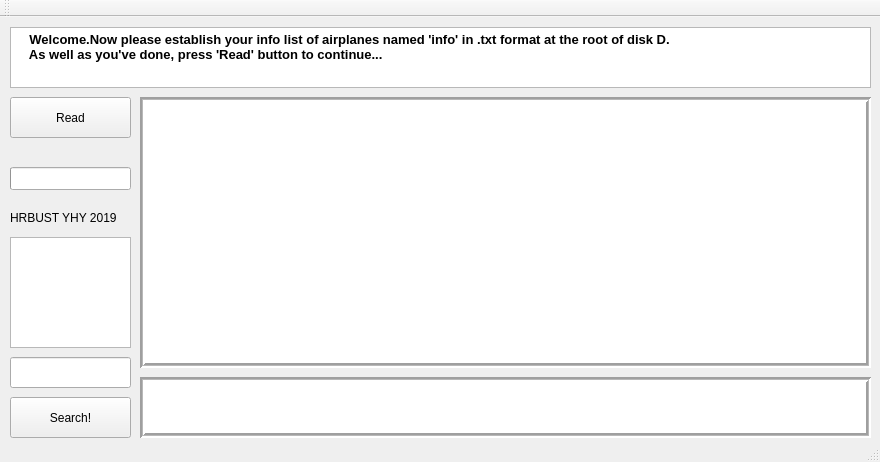
Old version of the form mainwindow.ui in the repository Fijiisland/Simplified-Airline-Tool.
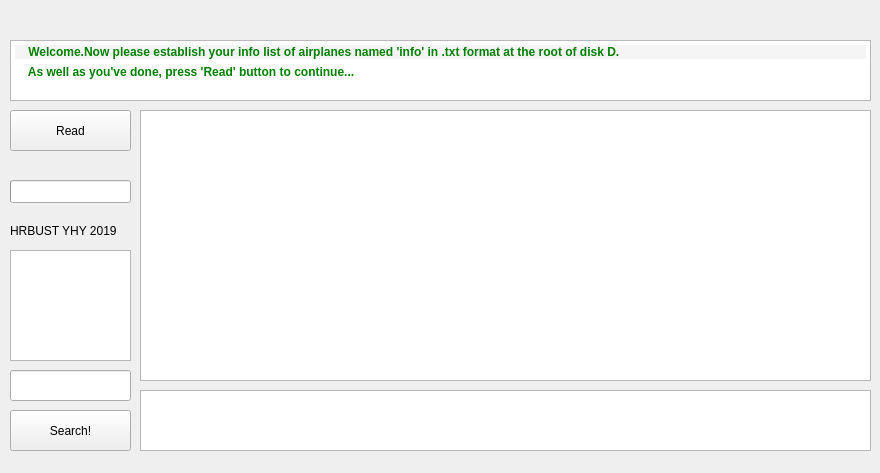
New version of the form. Icons and pictures are not drawn.

Commit message:
Optimized some UI details
...

The edit to the form file:
```diff
--- a/mainwindow.ui
+++ b/mainwindow.ui
@@ -7,7 +7,7 @@
     <x>0</x>
     <y>0</y>
     <width>880</width>
-    <height>462</height>
+    <height>473</height>
    </rect>
   </property>
   <property name="windowTitle">
@@ -24,7 +24,7 @@
     <property name="geometry">
      <rect>
       <x>10</x>
-      <y>80</y>
+      <y>110</y>
       <width>121</width>
       <height>41</height>
      </rect>
@@ -37,7 +37,7 @@
     <property name="geometry">
      <rect>
       <x>140</x>
-      <y>80</y>
+      <y>110</y>
       <width>731</width>
       <height>271</height>
      </rect>
@@ -46,10 +46,13 @@
      <bool>false</bool>
     </property>
     <property name="frameShape">
-     <enum>QFrame::Box</enum>
+     <enum>QFrame::StyledPanel</enum>
+    </property>
+    <property name="frameShadow">
+     <enum>QFrame::Plain</enum>
     </property>
     <property name="lineWidth">
-     <number>2</number>
+     <number>1</number>
     </property>
     <property name="midLineWidth">
      <number>1</number>
@@ -59,16 +62,19 @@
     <property name="geometry">
      <rect>
       <x>140</x>
-      <y>360</y>
+      <y>390</y>
       <width>731</width>
       <height>61</height>
      </rect>
     </property>
     <property name="frameShape">
-     <enum>QFrame::Box</enum>
+     <enum>QFrame::StyledPanel</enum>
+    </property>
+    <property name="frameShadow">
+     <enum>QFrame::Plain</enum>
     </property>
     <property name="lineWidth">
-     <number>2</number>
+     <number>1</number>
     </property>
     <property name="midLineWidth">
      <number>1</number>
@@ -78,7 +84,7 @@
     <property name="geometry">
      <rect>
       <x>10</x>
-      <y>340</y>
+      <y>370</y>
       <width>121</width>
       <height>31</height>
      </rect>
@@ -88,7 +94,7 @@
     <property name="geometry">
      <rect>
       <x>10</x>
-      <y>380</y>
+      <y>410</y>
       <width>121</width>
       <height>41</height>
      </rect>
@@ -101,7 +107,7 @@
     <property name="geometry">
      <rect>
       <x>10</x>
-      <y>10</y>
+      <y>40</y>
       <width>861</width>
       <height>61</height>
      </rect>
@@ -114,15 +120,15 @@
 &lt;html&gt;&lt;head&gt;&lt;meta name=&quot;qrichtext&quot; content=&quot;1&quot; /&gt;&lt;style type=&quot;text/css&quot;&gt;
 p, li { white-space: pre-wrap; }
 &lt;/style&gt;&lt;/head&gt;&lt;body style=&quot; font-family:'Meiryo UI'; font-size:9pt; font-weight:400; font-style:normal;&quot;&gt;
-&lt;p style=&quot; margin-top:0px; margin-bottom:0px; margin-left:0px; margin-right:0px; -qt-block-indent:0; text-indent:0px;&quot;&gt;&lt;span style=&quot; font-family:'SimSun'; font-size:10pt; font-weight:600; color:#000000;&quot;&gt;    Welcome.Now please establish your info list of airplanes named 'info' in .txt format at the root of disk D.     &lt;/span&gt;&lt;/p&gt;
-&lt;p style=&quot; margin-top:0px; margin-bottom:0px; margin-left:0px; margin-right:0px; -qt-block-indent:0; text-indent:0px;&quot;&gt;&lt;span style=&quot; font-family:'SimSun'; font-size:10pt; font-weight:600; color:#000000;&quot;&gt;    As well as you've done, press 'Read' button to continue...&lt;/span&gt;&lt;/p&gt;&lt;/body&gt;&lt;/html&gt;</string>
+&lt;p style=&quot; margin-top:15px; margin-bottom:0px; margin-left:0px; margin-right:0px; -qt-block-indent:0; text-indent:0px; line-height:140%; background-color:#f5f5f5;&quot;&gt;&lt;span style=&quot; font-family:'Courier New'; font-weight:600; color:#008000;&quot;&gt;    Welcome.Now&lt;/span&gt;&lt;span style=&quot; font-family:'Courier New'; font-weight:600; color:#c0c0c0;&quot;&gt; &lt;/span&gt;&lt;span style=&quot; font-family:'Courier New'; font-weight:600; color:#008000;&quot;&gt;please&lt;/span&gt;&lt;span style=&quot; font-family:'Courier New'; font-weight:600; color:#c0c0c0;&quot;&gt; &lt;/span&gt;&lt;span style=&quot; font-family:'Courier New'; font-weight:600; color:#008000;&quot;&gt;establish&lt;/span&gt;&lt;span style=&quot; font-family:'Courier New'; font-weight:600; color:#c0c0c0;&quot;&gt; &lt;/span&gt;&lt;span style=&quot; font-family:'Courier New'; font-weight:600; color:#008000;&quot;&gt;your&lt;/span&gt;&lt;span style=&quot; font-family:'Courier New'; font-weight:600; color:#c0c0c0;&quot;&gt; &lt;/span&gt;&lt;span style=&quot; font-family:'Courier New'; font-weight:600; color:#008000;&quot;&gt;info&lt;/span&gt;&lt;span style=&quot; font-family:'Courier New'; font-weight:600; color:#c0c0c0;&quot;&gt; &lt;/span&gt;&lt;span style=&quot; font-family:'Courier New'; font-weight:600; color:#008000;&quot;&gt;list&lt;/span&gt;&lt;span style=&quot; font-family:'Courier New'; font-weight:600; color:#c0c0c0;&quot;&gt; &lt;/span&gt;&lt;span style=&quot; font-family:'Courier New'; font-weight:600; color:#008000;&quot;&gt;of&lt;/span&gt;&lt;span style=&quot; font-family:'Courier New'; font-weight:600; color:#c0c0c0;&quot;&gt; &lt;/span&gt;&lt;span style=&quot; font-family:'Courier New'; font-weight:600; color:#008000;&quot;&gt;airplanes&lt;/span&gt;&lt;span style=&quot; font-family:'Courier New'; font-weight:600; color:#c0c0c0;&quot;&gt; &lt;/span&gt;&lt;span style=&quot; font-family:'Courier New'; font-weight:600; color:#008000;&quot;&gt;named&lt;/span&gt;&lt;span style=&quot; font-family:'Courier New'; font-weight:600; color:#c0c0c0;&quot;&gt; &lt;/span&gt;&lt;span style=&quot; font-family:'Courier New'; font-weight:600; color:#008000;&quot;&gt;'info'&lt;/span&gt;&lt;span style=&quot; font-family:'Courier New'; font-weight:600; color:#c0c0c0;&quot;&gt; &lt;/span&gt;&lt;span style=&quot; font-family:'Courier New'; font-weight:600; color:#008000;&quot;&gt;in&lt;/span&gt;&lt;span style=&quot; font-family:'Courier New'; font-weight:600; color:#c0c0c0;&quot;&gt; &lt;/span&gt;&lt;span style=&quot; font-family:'Courier New'; font-weight:600; color:#008000;&quot;&gt;.txt&lt;/span&gt;&lt;span style=&quot; font-family:'Courier New'; font-weight:600; color:#c0c0c0;&quot;&gt; &lt;/span&gt;&lt;span style=&quot; font-family:'Courier New'; font-weight:600; color:#008000;&quot;&gt;format&lt;/span&gt;&lt;span style=&quot; font-family:'Courier New'; font-weight:600; color:#c0c0c0;&quot;&gt; &lt;/span&gt;&lt;span style=&quot; font-family:'Courier New'; font-weight:600; color:#008000;&quot;&gt;at&lt;/span&gt;&lt;span style=&quot; font-family:'Courier New'; font-weight:600; color:#c0c0c0;&quot;&gt; &lt;/span&gt;&lt;span style=&quot; font-family:'Courier New'; font-weight:600; color:#008000;&quot;&gt;the&lt;/span&gt;&lt;span style=&quot; font-family:'Courier New'; font-weight:600; color:#c0c0c0;&quot;&gt; &lt;/span&gt;&lt;span style=&quot; font-family:'Courier New'; font-weight:600; color:#008000;&quot;&gt;root&lt;/span&gt;&lt;span style=&quot; font-family:'Courier New'; font-weight:600; color:#c0c0c0;&quot;&gt; &lt;/span&gt;&lt;span style=&quot; font-family:'Courier New'; font-weight:600; color:#008000;&quot;&gt;of&lt;/span&gt;&lt;span style=&quot; font-family:'Courier New'; font-weight:600; color:#c0c0c0;&quot;&gt; &lt;/span&gt;&lt;span style=&quot; font-family:'Courier New'; font-weight:600; color:#008000;&quot;&gt;disk&lt;/span&gt;&lt;span style=&quot; font-family:'Courier New'; font-weight:600; color:#c0c0c0;&quot;&gt; &lt;/span&gt;&lt;span style=&quot; font-family:'Courier New'; font-weight:600; color:#008000;&quot;&gt;D.&lt;/span&gt;&lt;/p&gt;
+&lt;p style=&quot; margin-top:0px; margin-bottom:0px; margin-left:0px; margin-right:0px; -qt-block-indent:0; text-indent:0px;&quot;&gt;&lt;span style=&quot; font-family:'Courier New'; font-weight:600; color:#008000;&quot;&gt;    As&lt;/span&gt;&lt;span style=&quot; font-family:'Courier New'; font-weight:600; color:#c0c0c0;&quot;&gt; &lt;/span&gt;&lt;span style=&quot; font-family:'Courier New'; font-weight:600; color:#008000;&quot;&gt;well&lt;/span&gt;&lt;span style=&quot; font-family:'Courier New'; font-weight:600; color:#c0c0c0;&quot;&gt; &lt;/span&gt;&lt;span style=&quot; font-family:'Courier New'; font-weight:600; color:#008000;&quot;&gt;as&lt;/span&gt;&lt;span style=&quot; font-family:'Courier New'; font-weight:600; color:#c0c0c0;&quot;&gt; &lt;/span&gt;&lt;span style=&quot; font-family:'Courier New'; font-weight:600; color:#008000;&quot;&gt;you've&lt;/span&gt;&lt;span style=&quot; font-family:'Courier New'; font-weight:600; color:#c0c0c0;&quot;&gt; &lt;/span&gt;&lt;span style=&quot; font-family:'Courier New'; font-weight:600; color:#008000;&quot;&gt;done,&lt;/span&gt;&lt;span style=&quot; font-family:'Courier New'; font-weight:600; color:#c0c0c0;&quot;&gt; &lt;/span&gt;&lt;span style=&quot; font-family:'Courier New'; font-weight:600; color:#008000;&quot;&gt;press&lt;/span&gt;&lt;span style=&quot; font-family:'Courier New'; font-weight:600; color:#c0c0c0;&quot;&gt; &lt;/span&gt;&lt;span style=&quot; font-family:'Courier New'; font-weight:600; color:#008000;&quot;&gt;'Read'&lt;/span&gt;&lt;span style=&quot; font-family:'Courier New'; font-weight:600; color:#c0c0c0;&quot;&gt; &lt;/span&gt;&lt;span style=&quot; font-family:'Courier New'; font-weight:600; color:#008000;&quot;&gt;button&lt;/span&gt;&lt;span style=&quot; font-family:'Courier New'; font-weight:600; color:#c0c0c0;&quot;&gt; &lt;/span&gt;&lt;span style=&quot; font-family:'Courier New'; font-weight:600; color:#008000;&quot;&gt;to&lt;/span&gt;&lt;span style=&quot; font-family:'Courier New'; font-weight:600; color:#c0c0c0;&quot;&gt; &lt;/span&gt;&lt;span style=&quot; font-family:'Courier New'; font-weight:600; color:#008000;&quot;&gt;continue...&lt;/span&gt;&lt;span style=&quot; font-family:'SimSun'; font-weight:600; color:#000000;&quot;&gt;   &lt;/span&gt;&lt;/p&gt;&lt;/body&gt;&lt;/html&gt;</string>
     </property>
    </widget>
    <widget class="QTextBrowser" name="textBrowser_welcome_2">
     <property name="geometry">
      <rect>
       <x>10</x>
-      <y>220</y>
+      <y>250</y>
       <width>121</width>
       <height>111</height>
      </rect>
@@ -132,7 +138,7 @@
     <property name="geometry">
      <rect>
       <x>10</x>
-      <y>190</y>
+      <y>220</y>
       <width>121</width>
       <height>21</height>
      </rect>
@@ -148,7 +154,7 @@
     <property name="geometry">
      <rect>
       <x>10</x>
-      <y>150</y>
+      <y>180</y>
       <width>121</width>
       <height>23</height>
      </rect>
@@ -161,15 +167,6 @@
     </property>
    </widget>
   </widget>
-  <widget class="QToolBar" name="mainToolBar">
-   <attribute name="toolBarArea">
-    <enum>TopToolBarArea</enum>
-   </attribute>
-   <attribute name="toolBarBreak">
-    <bool>false</bool>
-   </attribute>
-  </widget>
-  <widget class="QStatusBar" name="statusBar"/>
  </widget>
  <layoutdefault spacing="6" margin="11"/>
  <resources/>
```
Left out of the diff: 4 changed lines with no effect on the pictures. The commit also changes 6 other files.
